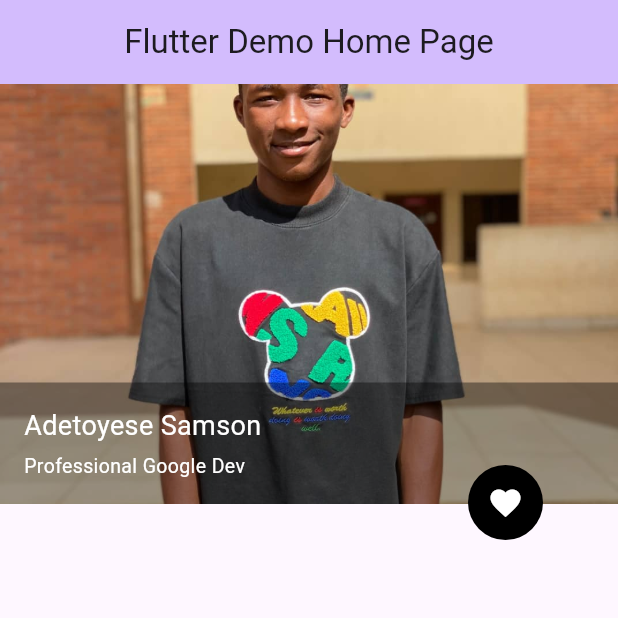
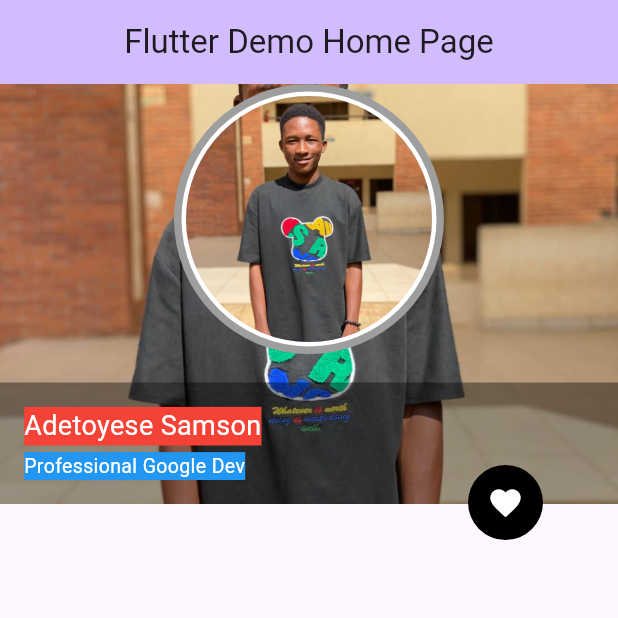
Before and after one commit to adetoyese607/flutter_widget, a Flutter app: the screen it shows after launch, on a phone screen of 412 x 824 dp, the top half of it. Run offline on Flutter 3.47's test engine with Material 3 defaults, Android fonts, the phone set to English and light mode, and no system bars.

```diff
--- a/lib/main.dart
+++ b/lib/main.dart
@@ -64,7 +64,29 @@ class _MyHomePageState extends State<MyHomePage> {
         children: [
          Image.asset('images/ade.jpg',
          width: double.infinity,
-         fit: BoxFit.cover),
+         fit: BoxFit.cover
+         ),
+
+      const   Align(
+        alignment: Alignment.topCenter,
+           child:  SizedBox(
+             child: CircleAvatar(
+              radius: 90,
+              backgroundColor: Colors.grey,
+              child: CircleAvatar(
+
+                backgroundColor: Colors.white,
+                radius: 85,
+                child: CircleAvatar(
+                  radius: 82,
+                   backgroundImage: AssetImage('images/ade.jpg'),
+                ),
+              ),
+
+              ),
+           ),
+         ),
+
          Align(
         alignment: Alignment.bottomCenter,
           child: Container(
@@ -79,13 +101,14 @@ class _MyHomePageState extends State<MyHomePage> {
               children: [
                 Text(
                 'Adetoyese Samson',
-                style: TextStyle(fontSize: 18, color: Colors.white),
+                style: TextStyle(fontSize: 18, color: Colors.white, backgroundColor: Colors.red),
                 ),
                 // Spacer(he),
                 SizedBox(height: 4),
+
                 Text(
                   'Professional Google Dev',
-                  style: TextStyle(fontSize: 13, color: Colors.white),
+                  style: TextStyle(fontSize: 13, color: Colors.white, backgroundColor: Colors.blue),
                 )
               ],
             ) ,
```
